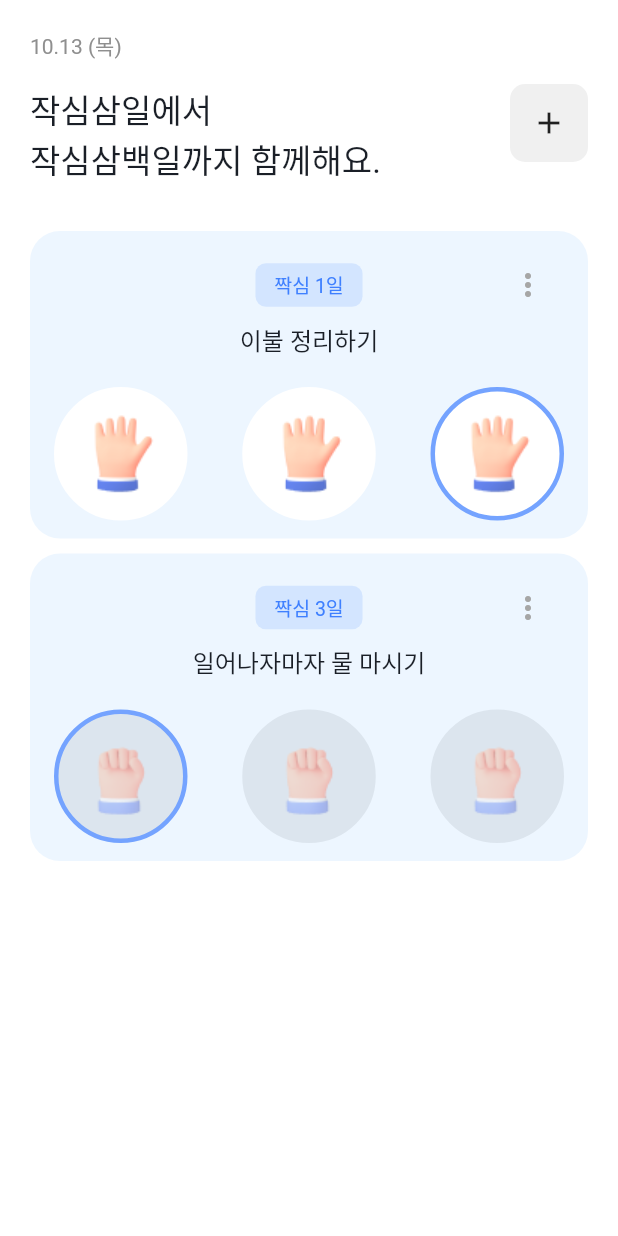
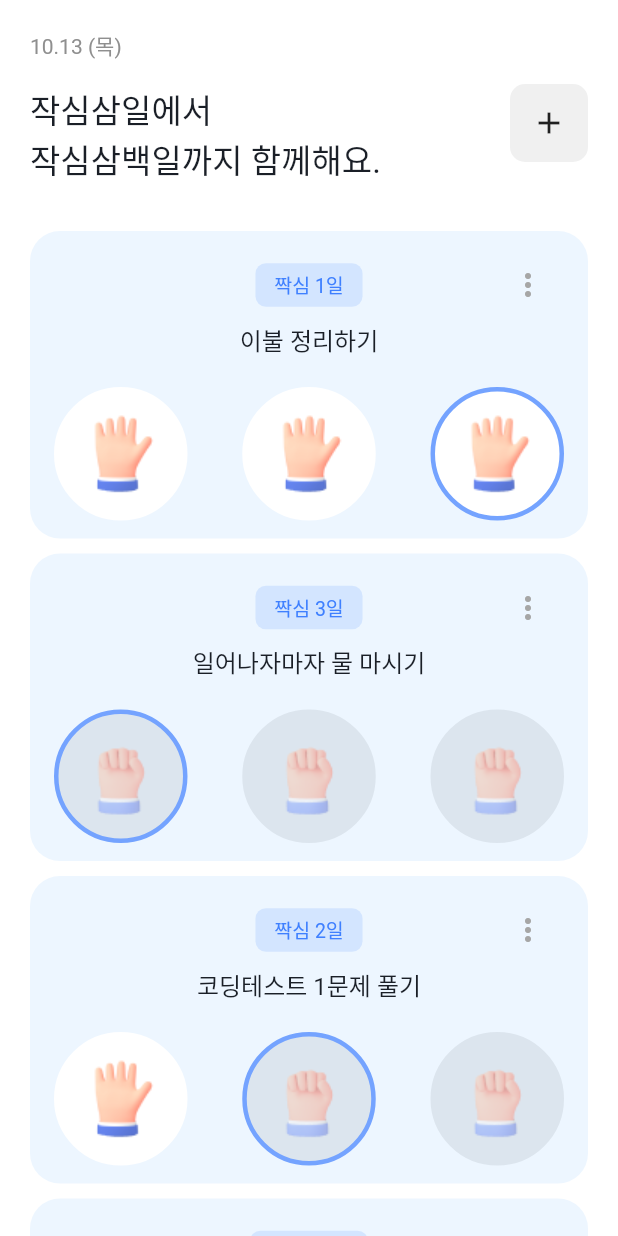
Before and after one commit to depromeet12th/three-days-flutter-archived, a Flutter app: the screen it shows after launch, on a phone screen of 412 x 824 dp. Run offline on Flutter 3.47's test engine with Material 2 defaults, Android fonts, the phone set to English and light mode, and no system bars; our stand-ins replace firebase_core, flutter_dotenv; accounts and stored records are empty.

Commit message:
feat: 스크롤뷰 잘리지 않도록 변경

```diff
--- a/lib/goal/goal_list_page.dart
+++ b/lib/goal/goal_list_page.dart
@@ -15,6 +15,15 @@ class GoalListPage extends StatelessWidget {
         title: '일어나자마자 물 마시기',
         days: 3,
       ),
+      Goal(
+        title: '코딩테스트 1문제 풀기',
+        days: 2,
+        clapIndex: 1,
+      ),
+      Goal(
+        title: '샐러드 먹기',
+        days: 10,
+      ),
     ];
 
     return SafeArea(
@@ -22,7 +31,11 @@ class GoalListPage extends StatelessWidget {
         body: Container(
           color: const Color.fromRGBO(0xFF, 0xFF, 0xFF, 1.0),
           child: Padding(
-            padding: const EdgeInsets.all(20.0),
+            padding: const EdgeInsets.only(
+              top: 20.0,
+              left: 20.0,
+              right: 20.0,
+            ),
             child: Column(
               crossAxisAlignment: CrossAxisAlignment.start,
               children: [
@@ -48,7 +61,9 @@ class GoalListPage extends StatelessWidget {
                   ],
                 ),
                 const SizedBox(height: 32),
-                _getGoals(goals),
+                Expanded(
+                  child: _getGoals(goals),
+                ),
               ],
             ),
           ),
@@ -96,6 +111,7 @@ class GoalListPage extends StatelessWidget {
       return const InitialGoal();
     } else {
       return ListView.separated(
+        scrollDirection: Axis.vertical,
         shrinkWrap: true,
         itemCount: goals.length,
         itemBuilder: (BuildContext context, int index) =>
```
